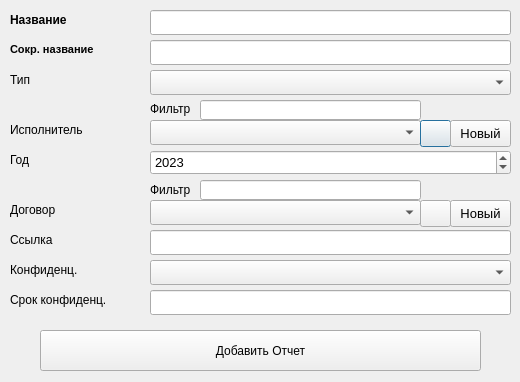
Old version of the form geo_dm_add_report_dialog.ui in the repository stepanosokin/geo_dm.
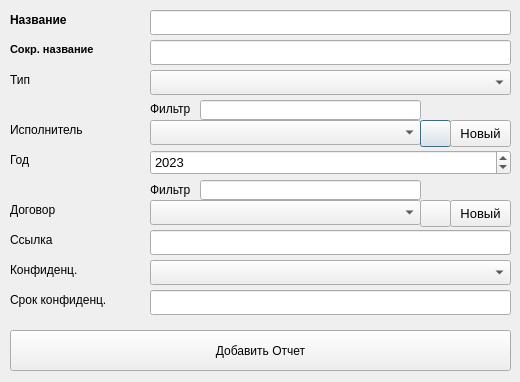
New version of the form.

What changed in the file:
```diff
--- a/geo_dm_add_report_dialog.ui
+++ b/geo_dm_add_report_dialog.ui
@@ -299,9 +299,9 @@
   <widget class="QPushButton" name="insertReportButton">
    <property name="geometry">
     <rect>
-     <x>40</x>
+     <x>10</x>
      <y>330</y>
-     <width>441</width>
+     <width>501</width>
      <height>41</height>
     </rect>
    </property>
```
